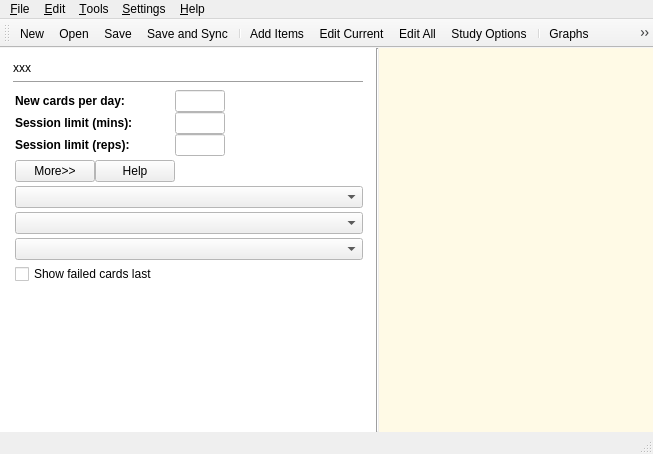
Before: the Qt Designer form designer/main.ui in ankitects/anki, drawn with Qt 5.
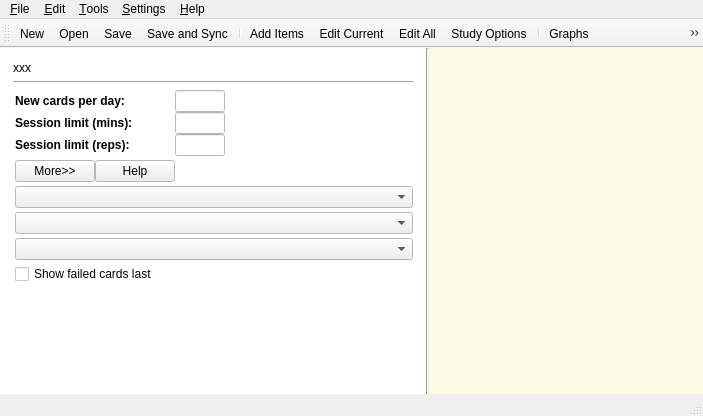
After: the same form once the commit is applied. The open tabs and pages were chosen to show the change. Icons and pictures are not drawn.

Commit message: wider main window for mac

Diff of the .ui file:
```diff
--- a/designer/main.ui
+++ b/designer/main.ui
@@ -5,8 +5,8 @@
    <rect>
     <x>0</x>
     <y>0</y>
-    <width>649</width>
-    <height>454</height>
+    <width>699</width>
+    <height>416</height>
    </rect>
   </property>
   <property name="sizePolicy" >
@@ -27,8 +27,8 @@
     <rect>
      <x>0</x>
      <y>69</y>
-     <width>649</width>
-     <height>365</height>
+     <width>699</width>
+     <height>327</height>
     </rect>
    </property>
    <property name="sizePolicy" >
@@ -457,8 +457,8 @@
            <rect>
             <x>0</x>
             <y>0</y>
-            <width>364</width>
-            <height>89</height>
+            <width>414</width>
+            <height>53</height>
            </rect>
           </property>
          </widget>
@@ -533,8 +533,8 @@
            <rect>
             <x>0</x>
             <y>0</y>
-            <width>364</width>
-            <height>270</height>
+            <width>688</width>
+            <height>557</height>
            </rect>
           </property>
           <layout class="QGridLayout" name="gridLayout_3" >
@@ -553,7 +553,7 @@
               <widget class="QLabel" name="optionsLabel" >
                <property name="minimumSize" >
                 <size>
-                 <width>350</width>
+                 <width>400</width>
                  <height>0</height>
                 </size>
                </property>
@@ -1123,7 +1123,7 @@
     <rect>
      <x>0</x>
      <y>0</y>
-     <width>649</width>
+     <width>699</width>
      <height>23</height>
     </rect>
    </property>
@@ -1271,8 +1271,8 @@
    <property name="geometry" >
     <rect>
      <x>0</x>
-     <y>434</y>
-     <width>649</width>
+     <y>396</y>
+     <width>699</width>
      <height>20</height>
     </rect>
    </property>
@@ -1285,7 +1285,7 @@
     <rect>
      <x>0</x>
      <y>23</y>
-     <width>649</width>
+     <width>699</width>
      <height>46</height>
     </rect>
    </property>
```
Left out of the diff: 8 changed lines with no effect on the pictures.
